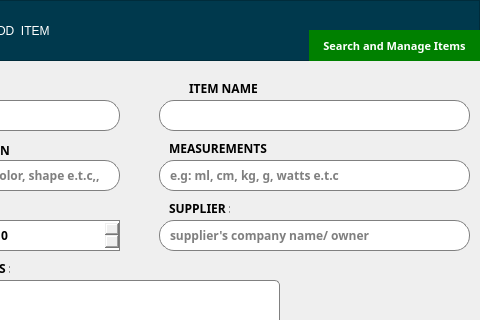
Above: AddStock.ui from codydon/shopify before the change; both pictures show x 301 to 781 and y 0 to 320 of the 781 by 424 pixel window. Below: the same form after it.
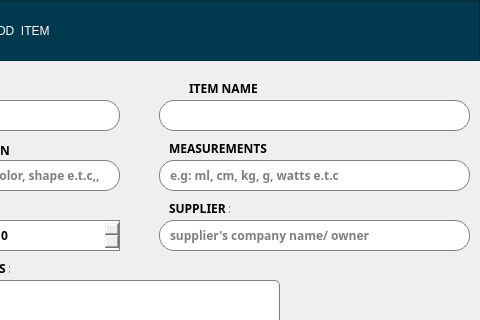
That is the form after the change.

Patch:
```diff
--- a/AddStock.ui
+++ b/AddStock.ui
@@ -424,48 +424,6 @@
      <string>ADD  ITEM</string>
     </property>
    </widget>
-   <widget class="QPushButton" name="pushButton">
-    <property name="geometry">
-     <rect>
-      <x>610</x>
-      <y>30</y>
-      <width>171</width>
-      <height>31</height>
-     </rect>
-    </property>
-    <property name="font">
-     <font>
-      <family>Arial Black</family>
-      <pointsize>8</pointsize>
-      <weight>75</weight>
-      <italic>false</italic>
-      <bold>true</bold>
-     </font>
-    </property>
-    <property name="cursor">
-     <cursorShape>PointingHandCursor</cursorShape>
-    </property>
-    <property name="toolTip">
-     <string>Search for iem in existing stock.</string>
-    </property>
-    <property name="styleSheet">
-     <string notr="true">
-QPushButton{
-background-color: green;
-border:none;
-color:white;
-
-}
-QPushButton:hover{
-background-color: rgb(2, 90, 39);
-}
-
-</string>
-    </property>
-    <property name="text">
-     <string>Search and Manage Items</string>
-    </property>
-   </widget>
   </widget>
   <widget class="QSpinBox" name="spinBox">
    <property name="geometry">
```
Left out of the diff: 1 changed line with no effect on the pictures.
